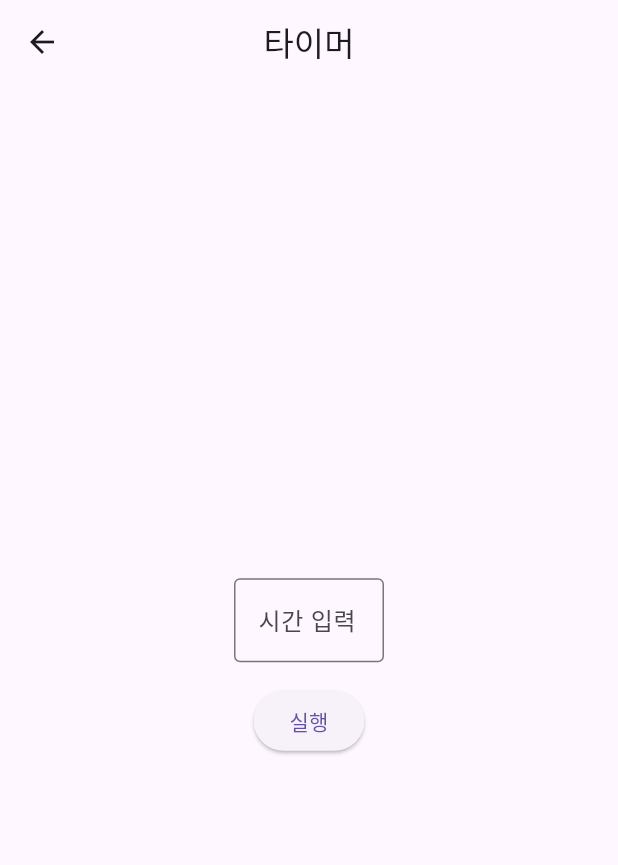
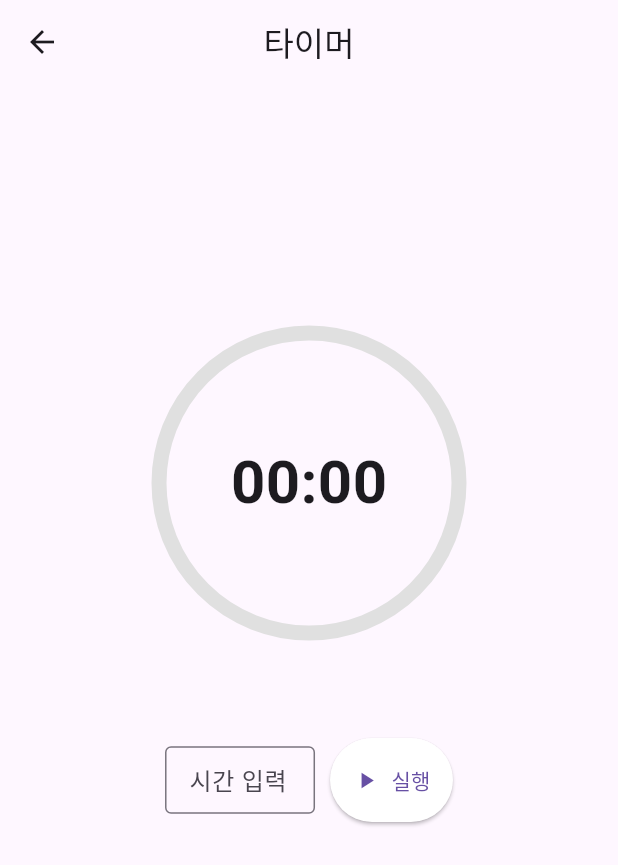
Before and after one commit to public-final-Project-PROJECT/DingDong-Flutter-for-Teacher, a Flutter app: the TimerScreen screen opened directly, on a phone screen of 412 x 824 dp. Shown: the top 865 px of the screen. Run offline on Flutter 3.47's test engine with Material 3 defaults, Android fonts, the phone set to English and light mode, and no system bars; our stand-ins replace dio.

Commit message:
원형 타이머 강화

```diff
--- a/lib/screen/Timer.dart
+++ b/lib/screen/Timer.dart
@@ -14,11 +14,13 @@ class _TimerScreenState extends State<TimerScreen> {
   int _remainingSeconds = 0; // 남은 시간
   bool _isRunning = false; // 타이머 실행 상태
   final TextEditingController _controller = TextEditingController(); // 입력 필드 컨트롤러
+  bool _isFinished = false; // 타이머 종료 상태
 
   // 타이머 시작
   void _startTimer() {
     setState(() {
       _isRunning = true;
+      _isFinished = false;
     });
 
     _timer = Timer.periodic(const Duration(seconds: 1), (timer) {
@@ -27,8 +29,18 @@ class _TimerScreenState extends State<TimerScreen> {
           _remainingSeconds--;
         });
       } else {
-        _stopTimer(); // 남은 시간이 0이 되면 타이머 정지
+        _finishTimer(); // 남은 시간이 0이 되면 타이머 종료
       }
+    });
+  }
+
+  // 타이머 종료 처리
+  void _finishTimer() {
+    _timer.cancel();
+    setState(() {
+      _isRunning = false;
+      _isFinished = true;
+      _remainingSeconds = 0; // 시간이 0으로 유지되도록 설정
     });
   }
 
@@ -57,6 +69,7 @@ class _TimerScreenState extends State<TimerScreen> {
       _remainingSeconds = 0;
       _totalSeconds = 0;
       _controller.clear();
+      _isFinished = false;
     });
   }
 
@@ -91,13 +104,46 @@ class _TimerScreenState extends State<TimerScreen> {
         padding: const EdgeInsets.all(16.0),
         child: Center(
           child: Column(
+            mainAxisAlignment: MainAxisAlignment.start,  // 타이머 상단 배치
+            crossAxisAlignment: CrossAxisAlignment.center,
+            children: [
+              const SizedBox(height: 150),  // 타이머 상단 간격 확보 (숫자가 클수록 상단 과의 간격이 넓어짐)
+              if (!_isRunning && _remainingSeconds == 0 && !_isFinished) ...[
+                // 초기 상태: 입력 필드와 실행 버튼
+                Stack(
+                  alignment: Alignment.center,
+                  children: [
+                    // 빈 원형 타이머
+                    SizedBox(
+                      width: 200,
+                      height: 200,
+                      child: CircularProgressIndicator(
+                        value: 0, // 빈 타이머
+                        strokeWidth: 10,
+                        backgroundColor: Colors.grey[300],
+                        valueColor: const AlwaysStoppedAnimation<Color>(
+                          Colors.green,
+                        ),
+                      ),
+                    ),
+                    const Text(
+                      "00:00",
+                      style: TextStyle(
+                        fontSize: 40,
+                        fontWeight: FontWeight.bold,
+                      ),
+                    ),
+                  ],
+                ),
+                const SizedBox(height: 50),  // 원형 타이머와 간격 확보
+                const SizedBox(height: 20),
+                // 입력 창과 버튼 가로 정렬
+                Row(
                   mainAxisAlignment: MainAxisAlignment.center,
                   children: [
-              const SizedBox(height: 10,),
-              if (!_isRunning && _remainingSeconds == 0) ...[
-                // 숫자 입력 필드와 시작 버튼만 표시
                     SizedBox(
                       width: 100,
+                      height: 45,
                       child: TextField(
                         controller: _controller,
                         keyboardType: TextInputType.number,
@@ -107,8 +153,8 @@ class _TimerScreenState extends State<TimerScreen> {
                         ),
                       ),
                     ),
-                const SizedBox(height: 15),
-                ElevatedButton(
+                    const SizedBox(width: 10),
+                    ElevatedButton.icon(
                       onPressed: () {
                         final input = int.tryParse(_controller.text);
                         if (input != null && input > 0) {
@@ -119,7 +165,52 @@ class _TimerScreenState extends State<TimerScreen> {
                           _startTimer();
                         }
                       },
-                  child: const Text("실행"),
+                      icon: const Icon(Icons.play_arrow),
+                      label: const Text("실행"),
+                      style: ElevatedButton.styleFrom(
+                        backgroundColor: Colors.white,
+                        padding: EdgeInsets.symmetric(horizontal: 15, vertical: 18), // 실행 버튼 크기 지정
+                      ),
+                    ),
+                  ],
+                ),
+              ] else if (_isFinished) ...[
+                // 타이머 종료 상태
+                Stack(
+                  alignment: Alignment.center,
+                  children: [
+                    SizedBox(
+                      width: 200,
+                      height: 200,
+                      child: CircularProgressIndicator(
+                        value: 0, // 빈 원형 타이머
+                        strokeWidth: 10,
+                        backgroundColor: Colors.red[300],
+                        valueColor: const AlwaysStoppedAnimation<Color>(
+                          Colors.red, // 빨간색으로 변경
+                        ),
+                      ),
+                    ),
+                    const Text(
+                      "00:00",
+                      style: TextStyle(
+                        fontSize: 40,
+                        fontWeight: FontWeight.bold,
+                        color: Colors.red, // 빨간 텍스트
+                      ),
+                    ),
+                  ],
+                ),
+                const SizedBox(height: 50),  // 원형 타이머와 간격 확보
+                const SizedBox(height: 20),
+                ElevatedButton.icon(
+                  onPressed: _resetTimer,
+                  icon: const Icon(Icons.restart_alt),
+                  label: const Text("다시 시작"),
+                  style: ElevatedButton.styleFrom(
+                    backgroundColor: Colors.white,
+                    padding: EdgeInsets.symmetric(horizontal: 15, vertical: 18),
+                  ),
                 ),
               ] else ...[
                 // 원형 타이머
@@ -147,19 +238,30 @@ class _TimerScreenState extends State<TimerScreen> {
                     ),
                   ],
                 ),
+                const SizedBox(height: 50),  // 원형 타이머와 간격 확보
                 const SizedBox(height: 20),
                 // 멈춤/계속 버튼
                 Row(
                   mainAxisAlignment: MainAxisAlignment.center,
                   children: [
-                    ElevatedButton(
+                    ElevatedButton.icon(
                       onPressed: _isRunning ? _pauseTimer : _startTimer,
-                      child: Text(_isRunning ? "멈춤" : "계속"),
+                      icon: Icon(_isRunning ? Icons.pause : Icons.play_arrow),
+                      label: Text(_isRunning ? "멈춤" : "계속"),
+                      style: ElevatedButton.styleFrom(
+                        backgroundColor: Colors.white,
+                        padding: EdgeInsets.symmetric(horizontal: 15, vertical: 18),
+                      ),
                     ),
                     const SizedBox(width: 10),
-                    ElevatedButton(
+                    ElevatedButton.icon(
                       onPressed: _resetTimer,
-                      child: const Text("초기화"),
+                      icon: const Icon(Icons.restart_alt),
+                      label: const Text("초기화"),
+                      style: ElevatedButton.styleFrom(
+                        backgroundColor: Colors.white,
+                        padding: EdgeInsets.symmetric(horizontal: 15, vertical: 18),
+                      ),
                     ),
                   ],
                 ),
```
Lines whose indentation alone changed are shown as unchanged.
